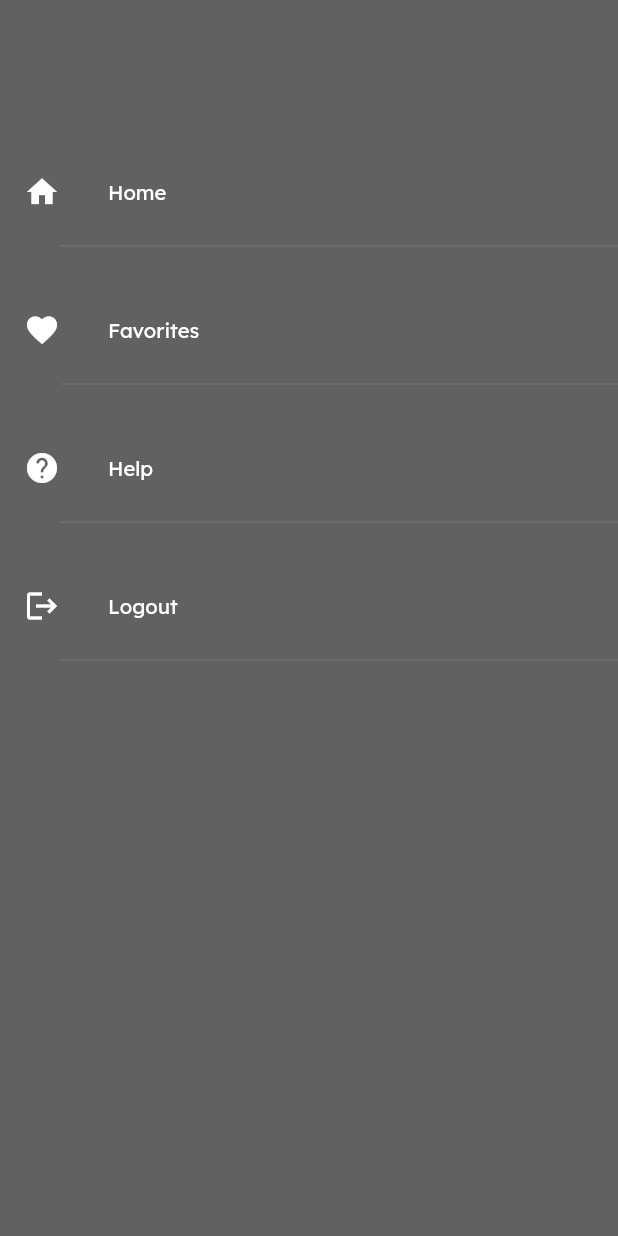
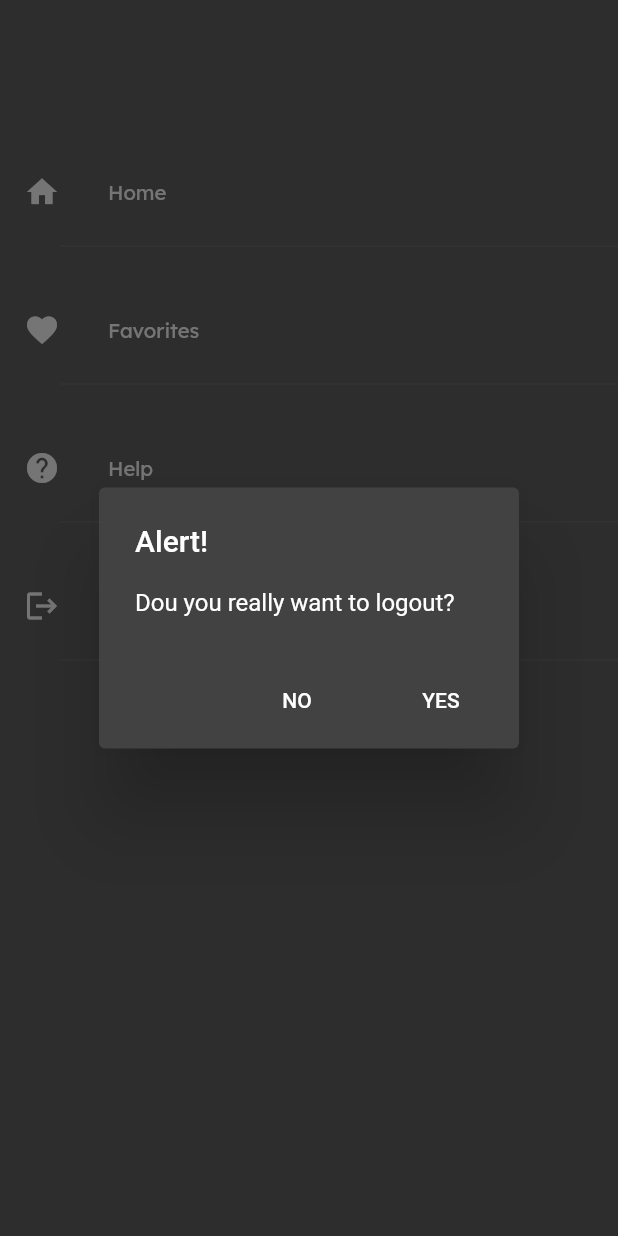
Before and after one commit to samtuga1/cinema, a Flutter app: the MenuScreen screen opened directly, after a tap on "Logout", on a phone screen of 412 x 824 dp. Run offline on Flutter 3.47's test engine with Material 2 defaults, Android fonts, the phone set to English and light mode, and no system bars; our stand-ins replace card_swiper, flutter_zoom_drawer, google_fonts; missing offline and left inert: tmdb_api.

Commit message:
minor updates

```diff
--- a/cinema/lib/screens/menu_screen.dart
+++ b/cinema/lib/screens/menu_screen.dart
@@ -2,6 +2,8 @@ import 'package:cinema/screens/favorite_movies.dart';
 import 'package:cinema/screens/home_screen.dart';
 import 'package:flutter/material.dart';
 import '../constants.dart' as constants;
+import 'package:provider/provider.dart';
+import '../providers/auth.dart';
 
 class MenuScreen extends StatelessWidget {
   const MenuScreen({Key? key}) : super(key: key);
@@ -36,7 +38,30 @@ class MenuScreen extends StatelessWidget {
             ),
             MenuScreenItem(
               name: 'Logout',
-              onPressed: () {},
+              onPressed: () {
+                showDialog(
+                  context: context,
+                  builder: (ctx) => AlertDialog(
+                    title: const Text('Alert!'),
+                    content: const Text('Dou you really want to logout?'),
+                    actions: [
+                      FlatButton(
+                        onPressed: () {
+                          Navigator.of(ctx).pop();
+                        },
+                        child: const Text('NO'),
+                      ),
+                      FlatButton(
+                        onPressed: () {
+                          Navigator.of(ctx).pop();
+                          Provider.of<Auth>(context, listen: false).logout();
+                        },
+                        child: const Text('YES'),
+                      ),
+                    ],
+                  ),
+                );
+              },
               icon: const Icon(Icons.logout),
             )
           ],
```
